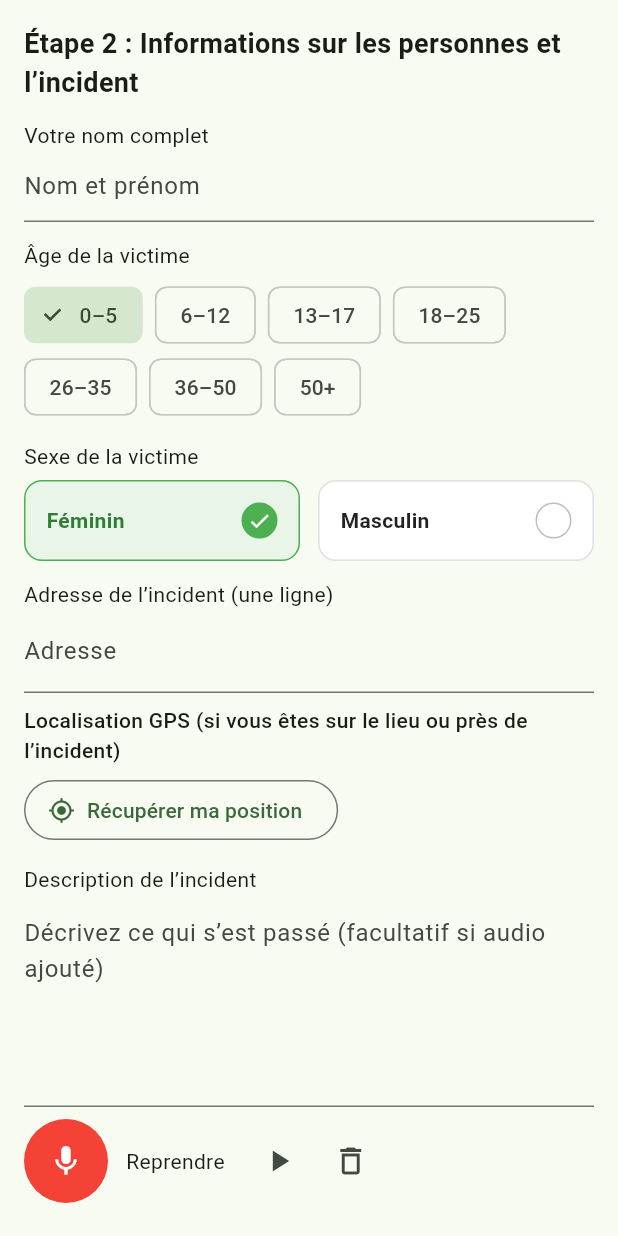
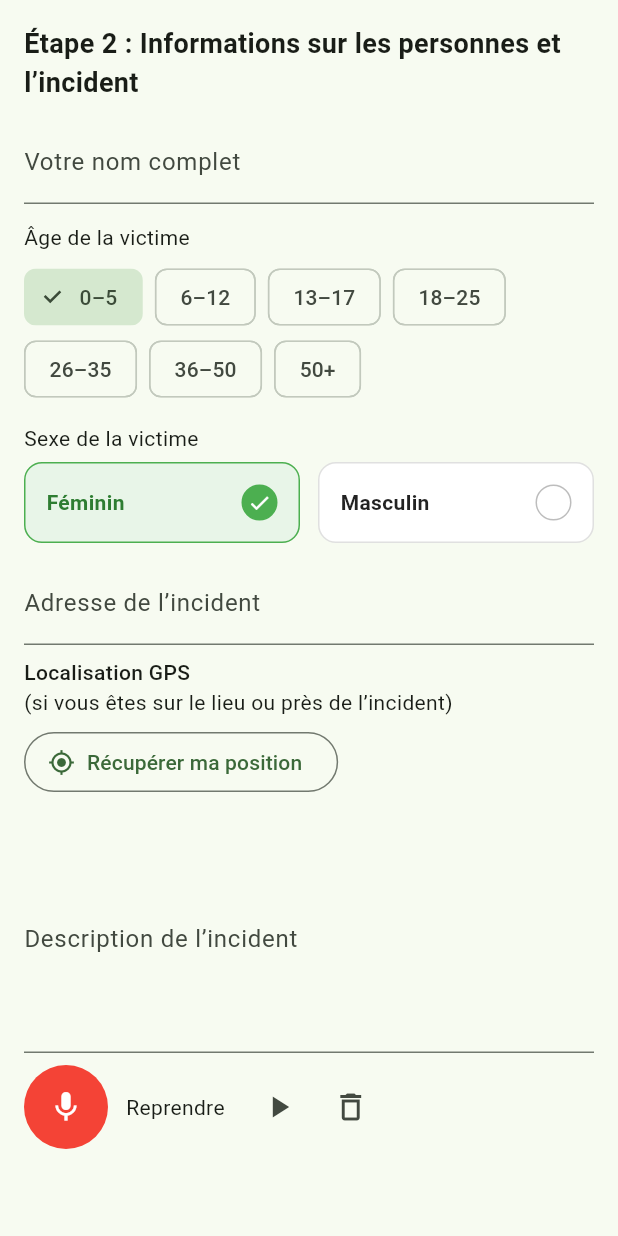
Before and after one commit to sergenewton/assistance-msaada-2.0, a Flutter app: the _Step2PersonsAndIncident widget shown alone on an empty page, opened directly with empty values, on a phone screen of 412 x 824 dp. Run offline on Flutter 3.47's test engine with Material 3 defaults, Android fonts, the phone set to English and light mode, and no system bars; our stand-ins replace connectivity_plus, dartz, dio, equatable, file_picker, flutter_riverpod and 8 more; missing offline and left inert: flutter_sound; accounts and stored records are empty.

```diff
--- a/frontend-web/tsconfig.json
+++ b/frontend-web/tsconfig.json
@@ -29,5 +29,8 @@
     }
   },
   "include": ["src/**/*"],
+  "exclude": [
+    "src/hooks/useAuth.ts"
+  ],
   "references": [{ "path": "./tsconfig.node.json" }]
 }
--- a/mobile-app/lib/presentation/screens/report/report_wizard_screen.dart
+++ b/mobile-app/lib/presentation/screens/report/report_wizard_screen.dart
@@ -538,10 +538,12 @@ class _Step2PersonsAndIncidentState extends State<_Step2PersonsAndIncident> {
           // 1) Nominal reporting
           if (d.anonymous == false) ...[
             if (d.reporterRole == ReporterRole.victim) ...[
-              const Text('Votre nom complet'),
               TextFormField(
                 controller: _reporterCtrl,
-                decoration: const InputDecoration(hintText: 'Nom et prénom'),
+                decoration: const InputDecoration(
+                  labelText: 'Votre nom complet',
+                  hintText: 'ex: Furaha Kamara',
+                ),
                 onChanged: (v) {
                   final value = v.isEmpty ? null : v;
                   // Store as both reporter and victim
@@ -554,17 +556,21 @@ class _Step2PersonsAndIncidentState extends State<_Step2PersonsAndIncident> {
               ),
               const SizedBox(height: 12),
             ] else ...[
-              const Text('Votre nom complet (dénonciateur)'),
               TextFormField(
                 controller: _reporterCtrl,
-                decoration: const InputDecoration(hintText: 'Nom et prénom'),
+                decoration: const InputDecoration(
+                  labelText: 'Nom du dénonciateur',
+                  hintText: 'ex: Barna Diakité',
+                ),
                 onChanged: (v) => widget.onChanged(d.copyWith(reporterName: v.isEmpty ? null : v)),
               ),
               const SizedBox(height: 12),
-              const Text('Nom complet de la victime'),
               TextFormField(
                 controller: _victimCtrl,
-                decoration: const InputDecoration(hintText: 'Nom de la victime'),
+                decoration: const InputDecoration(
+                  labelText: 'Nom de la victime',
+                  hintText: 'ex: Marie Durant',
+                ),
                 onChanged: (v) => widget.onChanged(d.copyWith(victimName: v.isEmpty ? null : v)),
               ),
               const SizedBox(height: 12),
@@ -599,10 +605,12 @@ class _Step2PersonsAndIncidentState extends State<_Step2PersonsAndIncident> {
               ),
               const SizedBox(height: 8),
               if (_knowsVictimName) ...[
-                const Text('Nom complet de la victime'),
                 TextFormField(
                   controller: _victimCtrl,
-                  decoration: const InputDecoration(hintText: 'Nom de la victime'),
+                  decoration: const InputDecoration(
+                    labelText: 'Nom de la victime',
+                    hintText: 'ex: Marie Durant',
+                  ),
                   onChanged: (v) => widget.onChanged(d.copyWith(victimName: v.isEmpty ? null : v)),
                 ),
                 const SizedBox(height: 12),
@@ -642,21 +650,21 @@ class _Step2PersonsAndIncidentState extends State<_Step2PersonsAndIncident> {
             ),
           ]),
           const SizedBox(height: 12),
-          const Text('Adresse de l’incident (une ligne)'),
           TextFormField(
             controller: _addressCtrl,
             decoration: const InputDecoration(
-              labelText: 'Adresse',
-              hintText: 'Saisissez l’adresse (ex: Avenue X, Commune Y)',
+              labelText: 'Adresse de l’incident',
+              hintText: 'ex: 123 Rue Principale, avenue des Fleurs, Ville',
             ),
             onChanged: (v) => widget.onChanged(d.copyWith(addressLine: v.isEmpty ? null : v)),
             validator: (v) => (v == null || v.trim().isEmpty) ? 'Requis' : null,
           ),
           const SizedBox(height: 8),
           const Text(
-            'Localisation GPS (si vous êtes sur le lieu ou près de l’incident)',
+            'Localisation GPS ',
             style: TextStyle(fontWeight: FontWeight.w500),
           ),
+           const Text('(si vous êtes sur le lieu ou près de l’incident)'),
           const SizedBox(height: 6),
           OutlinedButton.icon(
             onPressed: _onSendMyLocation,
@@ -694,14 +702,14 @@ class _Step2PersonsAndIncidentState extends State<_Step2PersonsAndIncident> {
               ),
             ),
           const SizedBox(height: 12),
-          const Text('Description de l’incident'),
+
           const SizedBox(height: 6),
           TextFormField(
             controller: _descriptionCtrl,
             maxLines: 5,
             decoration: const InputDecoration(
-              hintText: 'Décrivez ce qui s’est passé (facultatif si audio ajouté)',
-              alignLabelWithHint: true,
+              labelText: 'Description de l’incident',
+              hintText: 'Décrivez ce qui s’est passé',
             ),
             onChanged: (v) => widget.onChanged(d.copyWith(descriptionText: v.isEmpty ? null : v)),
           ),
@@ -856,7 +864,7 @@ class _Step2PersonsAndIncidentState extends State<_Step2PersonsAndIncident> {
           children: [
             Text(_isRecording
                 ? 'Enregistrement en cours…'
-                : (hasAudio ? 'Reprendre' : 'Envoyer un message audio')),
+                : (hasAudio ? 'Reprendre' : 'voulez‑vous enregistrer une description audio ?')),
             if (_isRecording)
               Text(_fmt(_secondsLeft), style: const TextStyle(fontWeight: FontWeight.w600, color: Colors.red)),
           ],
@@ -1086,7 +1094,7 @@ class _Step4EvidenceAndContactState extends State<_Step4EvidenceAndContact> {
             _fileRow(_pathBaseName(d.audioPath!), onRemove: () => widget.onChanged(d.copyWith(audioPath: null))),
           ],
           const SizedBox(height: 16),
-          const Text('Modalités de contact'),
+
           const SizedBox(height: 8),
           TextFormField(
             controller: _phoneCtrl,
```
Also changed, not shown: 2 other files.
